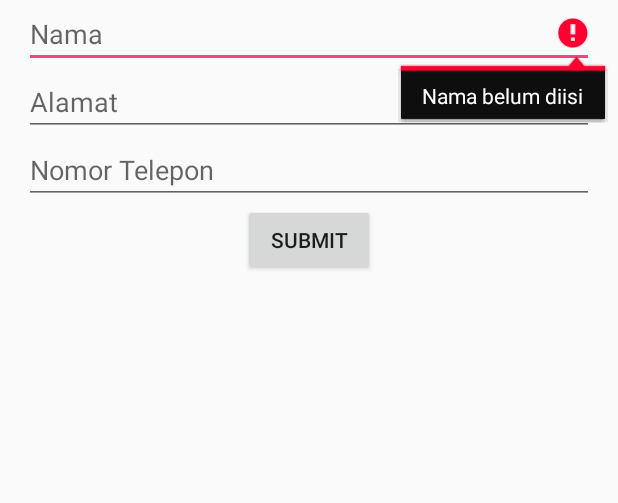
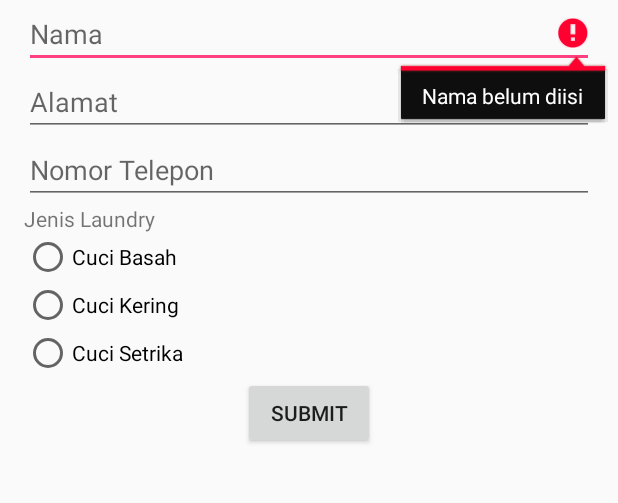
Before and after one commit to axelferdian/AplikasiLaundry, an Android app: the screen it shows after launch (MainActivity), after a tap on "SUBMIT", on a phone screen of 412 x 824 dp, the part 228-731 px from its top. Run offline under Robolectric (Android 15) with nearby library versions, the phone set to English and light mode, and no system bars.

Commit message:
radiobutton

```diff
--- a/app/src/main/java/id/sch/smktelkom_mlg/tugas01/xiirpl5007/aplikasilaundry/MainActivity.java
+++ b/app/src/main/java/id/sch/smktelkom_mlg/tugas01/xiirpl5007/aplikasilaundry/MainActivity.java
@@ -5,6 +5,7 @@ import android.support.v7.app.AppCompatActivity;
 import android.view.View;
 import android.widget.Button;
 import android.widget.EditText;
+import android.widget.RadioButton;
 import android.widget.TextView;
 
 public class MainActivity extends AppCompatActivity {
@@ -12,6 +13,7 @@ public class MainActivity extends AppCompatActivity {
     EditText etNama, etAlamat, etNomor;
     TextView tvHasil;
     Button btOk;
+    RadioButton rbCB, rbCK, rbCS;
 
     @Override
     protected void onCreate(Bundle savedInstanceState) {
@@ -23,6 +25,9 @@ public class MainActivity extends AppCompatActivity {
         etNomor = (EditText) findViewById(R.id.editTextNomor);
         tvHasil = (TextView) findViewById(R.id.textView);
         btOk = (Button) findViewById(R.id.buttonOK);
+        rbCB = (RadioButton) findViewById(R.id.radioButtonCB);
+        rbCK = (RadioButton) findViewById(R.id.radioButtonCK);
+        rbCS = (RadioButton) findViewById(R.id.radioButtonCS);
 
         findViewById(R.id.buttonOK).setOnClickListener(new View.OnClickListener() {
             @Override
@@ -37,10 +42,30 @@ public class MainActivity extends AppCompatActivity {
         String alamat = etAlamat.getText().toString();
         String nomor = etNomor.getText().toString();
 
+        String hasil = null;
+        int harga = 0;
+        if (rbCB.isChecked()) {
+            hasil = rbCB.getText().toString();
+            harga = 5000;
+        } else if (rbCK.isChecked()) {
+            hasil = rbCK.getText().toString();
+            harga = 10000;
+        } else if (rbCS.isChecked()) {
+            hasil = rbCS.getText().toString();
+            harga = 15000;
+        } else {
+            hasil = "Anda belum memilih jenis laundry";
+            harga = 0;
+        }
+
+        int total = harga;
+
         if (isValid()) {
             tvHasil.setText("Nama Anda : " + nama +
                     "\nAlamat : " + alamat +
-                    "\nNomor Telepon : " + nomor);
+                    "\nNomor Telepon : " + nomor +
+                    "\nJenis Laundry : " + hasil +
+                    "\nTotal Bayar : " + String.valueOf(total));
         }
     }
 
--- a/app/src/main/res/layout/activity_main.xml
+++ b/app/src/main/res/layout/activity_main.xml
@@ -39,6 +39,38 @@
         android:hint="Nomor Telepon"
         android:inputType="numberSigned" />
 
+    <TextView
+        android:id="@+id/textView2"
+        android:layout_width="wrap_content"
+        android:layout_height="wrap_content"
+        android:text="Jenis Laundry" />
+
+    <RadioGroup
+        android:layout_width="wrap_content"
+        android:layout_height="wrap_content">
+
+        <RadioButton
+            android:id="@+id/radioButtonCB"
+            android:layout_width="wrap_content"
+            android:layout_height="wrap_content"
+            android:checked="false"
+            android:text="Cuci Basah" />
+
+        <RadioButton
+            android:id="@+id/radioButtonCK"
+            android:layout_width="wrap_content"
+            android:layout_height="wrap_content"
+            android:checked="false"
+            android:text="Cuci Kering" />
+
+        <RadioButton
+            android:id="@+id/radioButtonCS"
+            android:layout_width="wrap_content"
+            android:layout_height="wrap_content"
+            android:checked="false"
+            android:text="Cuci Setrika" />
+    </RadioGroup>
+
     <Button
         android:id="@+id/buttonOK"
         android:layout_width="wrap_content"
```
